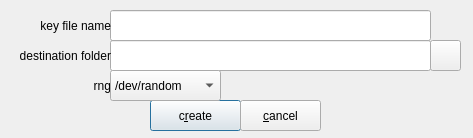
Old version of the form zuluCrypt-gui/createkeyfile.ui in the repository mhogomchungu/zuluCrypt.
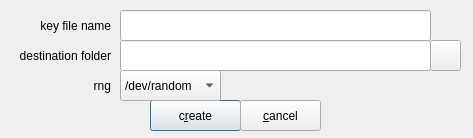
New version of the form.

Diff of the .ui file:
```diff
--- a/zuluCrypt-gui/createkeyfile.ui
+++ b/zuluCrypt-gui/createkeyfile.ui
@@ -19,9 +19,9 @@
   <widget class="QLineEdit" name="lineEditFileName">
    <property name="geometry">
     <rect>
-     <x>110</x>
+     <x>120</x>
      <y>10</y>
-     <width>321</width>
+     <width>311</width>
      <height>31</height>
     </rect>
    </property>
@@ -45,9 +45,9 @@
   <widget class="QLineEdit" name="lineEditPath">
    <property name="geometry">
     <rect>
-     <x>110</x>
+     <x>120</x>
      <y>40</y>
-     <width>321</width>
+     <width>311</width>
      <height>31</height>
     </rect>
    </property>
@@ -144,9 +144,9 @@
   <widget class="QComboBox" name="comboBoxRNG">
    <property name="geometry">
     <rect>
-     <x>110</x>
+     <x>120</x>
      <y>70</y>
-     <width>111</width>
+     <width>101</width>
      <height>31</height>
     </rect>
    </property>
```
